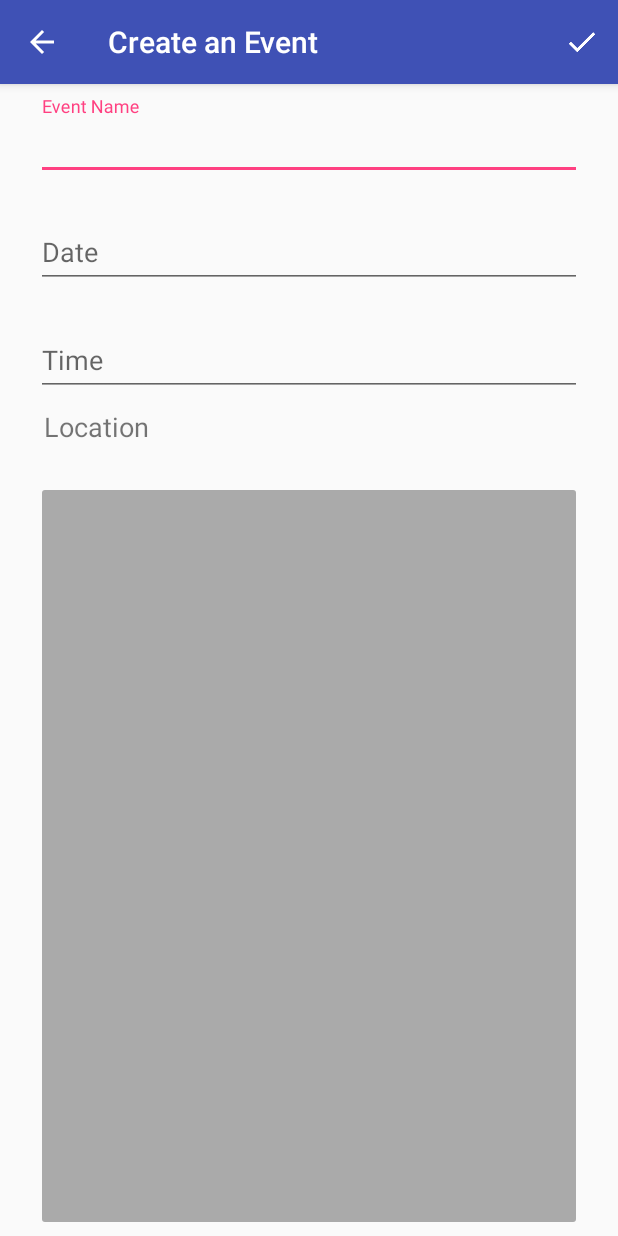
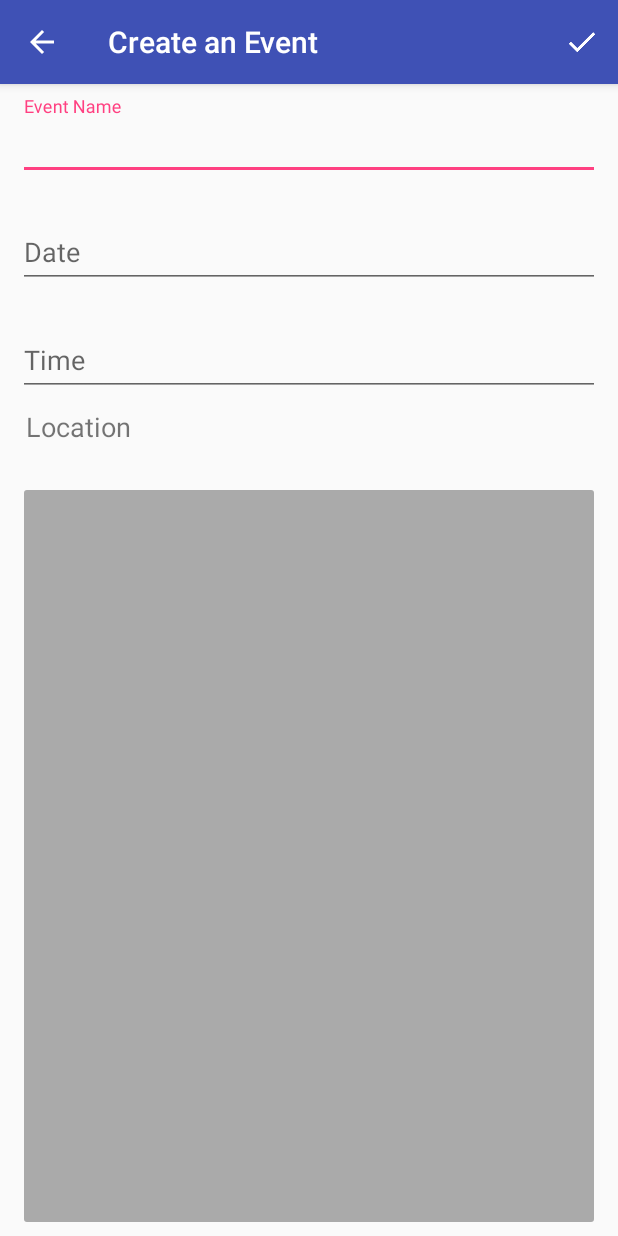
Before and after one commit to mvasquezb/Android-Agenda, an Android app: the CreateEventActivity screen opened directly, with no data from a screen before it, on a phone screen of 412 x 824 dp. Run offline under Robolectric (Android 15) with nearby library versions, the phone set to English and light mode, and no system bars; our stand-ins replace ButterKnife.

Commit message:
Reduce side padding in event_edit_form layout

```diff
--- a/app/src/main/res/layout/event_edit_form.xml
+++ b/app/src/main/res/layout/event_edit_form.xml
@@ -7,8 +7,8 @@
         android:orientation="vertical"
         android:layout_width="match_parent"
         android:layout_height="wrap_content"
-        android:paddingLeft="24dp"
-        android:paddingRight="24dp"
+        android:paddingLeft="12dp"
+        android:paddingRight="12dp"
         xmlns:android="http://schemas.android.com/apk/res/android">
 
         <android.support.design.widget.TextInputLayout
```
